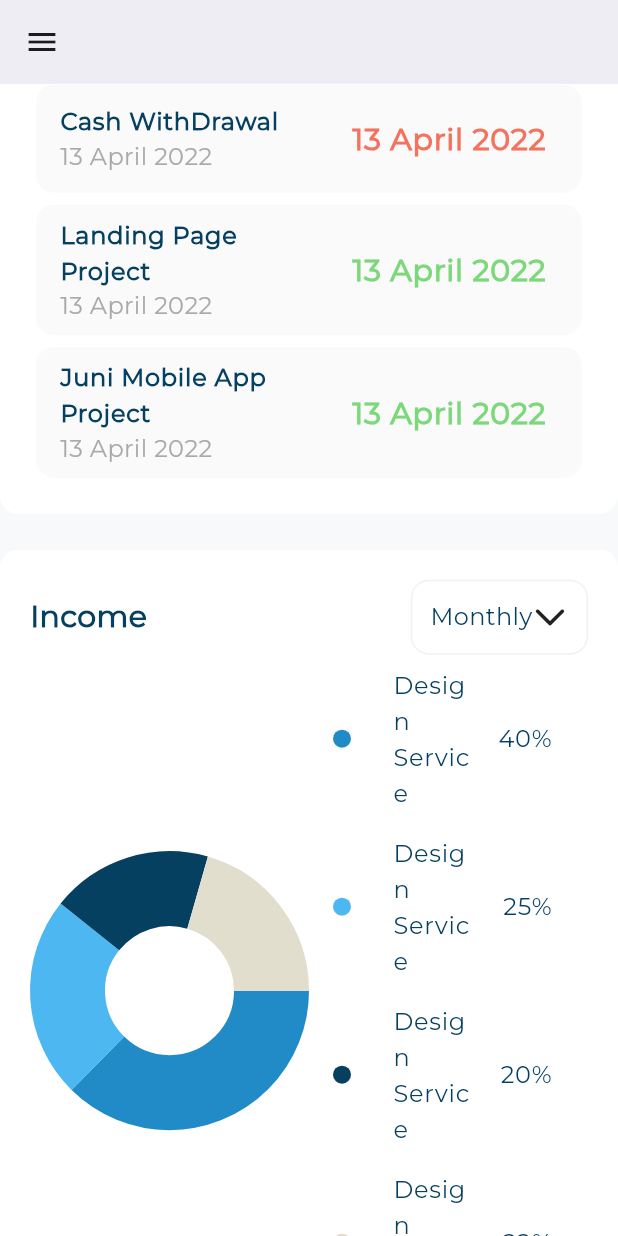
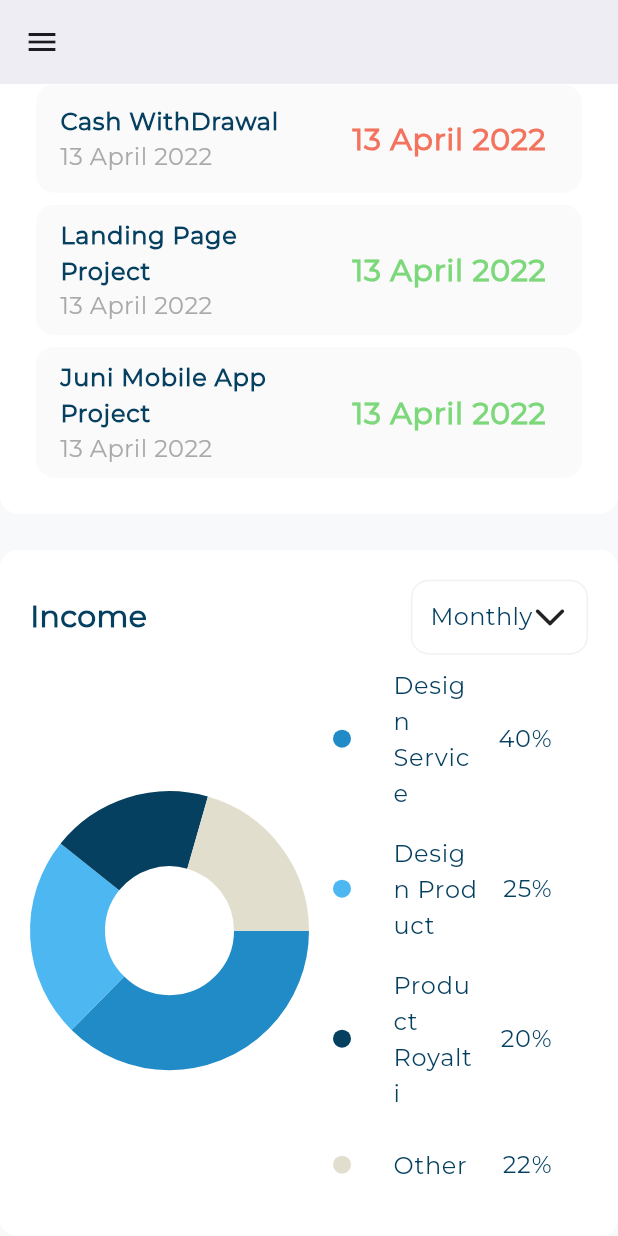
Before and after one commit to habibazaiin/responsive_dash_board, a Flutter app: the screen it shows after launch, scrolled down 1508 dp, on a phone screen of 412 x 824 dp. Run offline on Flutter 3.47's test engine with Material 3 defaults, Android fonts, the phone set to English and light mode, and no system bars; drawn by our look-alikes of fl_chart; our stand-ins replace expandable_page_view, flutter_svg.

Commit message:
create detaile income chart

```diff
--- a/lib/views/dash_board_view.dart
+++ b/lib/views/dash_board_view.dart
@@ -1,3 +1,4 @@
+import 'dart:math';
 
 import 'package:flutter/material.dart';
 import 'package:responsive_dash_board/utils/size_config.dart';
@@ -19,6 +20,7 @@ class _DashBoardViewState extends State<DashBoardView> {
 
   @override
   Widget build(BuildContext context) {
+    print('width ${MediaQuery.sizeOf(context).width}');
     SizeConfig.init(context);
     return Scaffold(
       key: scaffoldKey,
--- a/lib/widgets/income_details.dart
+++ b/lib/widgets/income_details.dart
@@ -13,19 +13,15 @@ class IncomeDetails extends StatelessWidget {
     ),
     ItemDetailsModel(
       color: Color(0XFF4DB7F2),
-      title: 'Design Service',
+      title: 'Design Product',
       value: '25%',
     ),
     ItemDetailsModel(
       color: Color(0XFF064060),
-      title: 'Design Service',
+      title: 'Product Royalti',
       value: '20%',
     ),
-    ItemDetailsModel(
-      color: Color(0XFFE2DECD),
-      title: 'Design Service',
-      value: '22%',
-    ),
+    ItemDetailsModel(color: Color(0XFFE2DECD), title: 'Other', value: '22%'),
   ];
 
   @override
--- a/lib/widgets/income_section_body.dart
+++ b/lib/widgets/income_section_body.dart
@@ -1,5 +1,6 @@
 import 'package:flutter/material.dart';
 import 'package:responsive_dash_board/utils/size_config.dart';
+import 'package:responsive_dash_board/widgets/detailed_income_chart.dart';
 import 'package:responsive_dash_board/widgets/income_chart.dart';
 import 'package:responsive_dash_board/widgets/income_details.dart';
 
@@ -9,8 +10,8 @@ class IncomeSectionBody extends StatelessWidget {
   @override
   Widget build(BuildContext context) {
     double width = MediaQuery.sizeOf(context).width;
-    return width >= SizeConfig.desktop && width < 1700
-        ? SizedBox()
+    return width >= SizeConfig.desktop && width < 1760
+        ? Expanded(child: DetailedIncomeChart())
         : Row(
             crossAxisAlignment: CrossAxisAlignment.center,
             children: [
```
Also changed, not shown: lib/widgets/detailed_income_chart.dart (added, +83 -0 lines).
